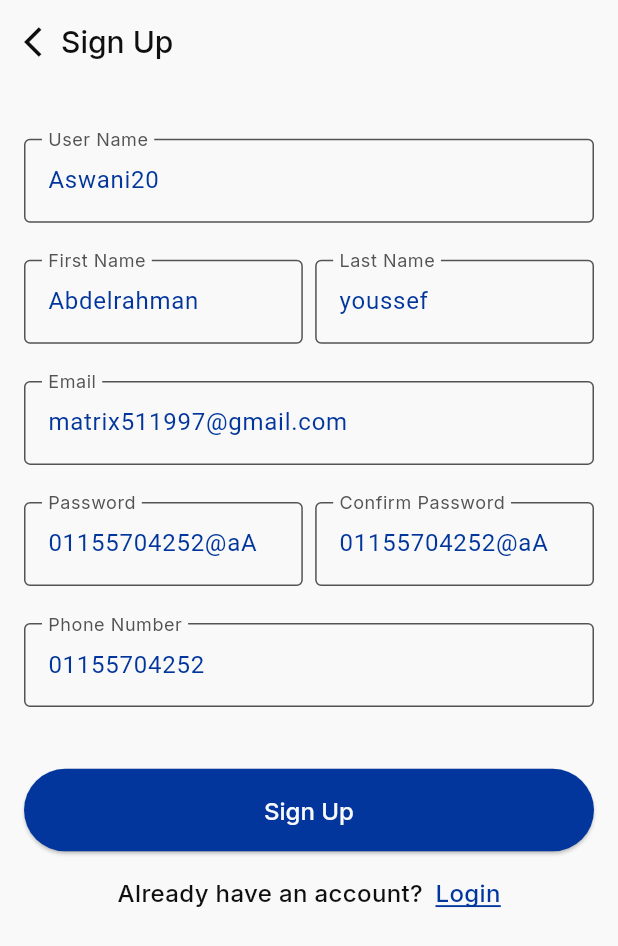
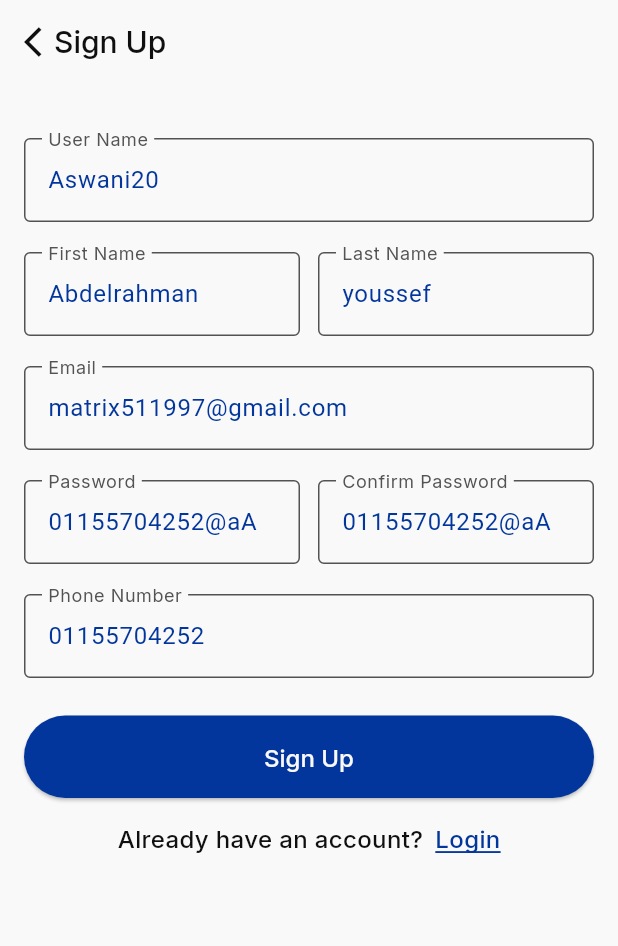
Before and after one commit to Aswani20/online_exam_app, a Flutter app: the screen it shows after launch, on a phone screen of 412 x 824 dp. Shown: the top 946 px of the screen. Run offline on Flutter 3.47's test engine with Material 3 defaults, Android fonts, the phone set to English and light mode, and no system bars; our stand-ins replace animated_text_kit, dartz, dio, flutter_bloc, get_it, google_fonts and 4 more; generated files the repository leaves out were written again.

Commit message:
remove screen height dependant

```diff
--- a/lib/project_layers/presentation_layer/authentication/signup/signup_view.dart
+++ b/lib/project_layers/presentation_layer/authentication/signup/signup_view.dart
@@ -57,7 +57,7 @@ class _SignupViewState extends State<SignupView> {
             padding: const EdgeInsets.only(left: 16.0),
             child: Icon(Icons.arrow_back_ios),
           ),
-          leadingWidth: context.width * 0.06,
+          leadingWidth: 20,
           title: Text(context.l10n.signUp, style: AppStyles.appBarTitleStyle),
         ),
         body: Padding(
@@ -66,7 +66,7 @@ class _SignupViewState extends State<SignupView> {
             padding: EdgeInsets.zero,
             child: Column(
               children: [
-                (context.height*0.02).heightBox,
+                16.heightBox,
                 Form(
                   key: viewModel.formKey,
                   child: Column(
@@ -79,7 +79,7 @@ class _SignupViewState extends State<SignupView> {
                           hintText: context.l10n.userNameHint,
                         ),
                       ),
-                      (context.height * 0.03).heightBox,
+                      20.heightBox,
                       Row(
                         children: [
                           Expanded(
@@ -92,7 +92,7 @@ class _SignupViewState extends State<SignupView> {
                               ),
                             ),
                           ),
-                          (context.width * 0.02).widthBox,
+                          12.widthBox,
                           Expanded(
                             child: TextFormField(
                               validator: (value) => AppValidators.nameValidator(value, context),
@@ -105,7 +105,7 @@ class _SignupViewState extends State<SignupView> {
                           ),
                         ],
                       ),
-                      (context.height * 0.03).heightBox,
+                      20.heightBox,
                       TextFormField(
                         validator: (value) => AppValidators.emailValidator(value, context),
                         controller: viewModel.emailController,
@@ -114,7 +114,7 @@ class _SignupViewState extends State<SignupView> {
                           hintText: context.l10n.emailHint,
                         ),
                       ),
-                      (context.height * 0.03).heightBox,
+                      20.heightBox,
                       Row(
                         children: [
                           Expanded(
@@ -127,7 +127,7 @@ class _SignupViewState extends State<SignupView> {
                               ),
                             ),
                           ),
-                          (context.width * 0.02).widthBox,
+                          12.widthBox,
                           Expanded(
                             child: TextFormField(
                               validator: (value) => AppValidators.confirmPasswordValidator(value,viewModel.passwordController,context),
@@ -140,7 +140,7 @@ class _SignupViewState extends State<SignupView> {
                           ),
                         ],
                       ),
-                      (context.height * 0.03).heightBox,
+                      20.heightBox,
                       TextFormField(
                         validator: (value) => AppValidators.phoneNumberValidator(value, context),
                         controller: viewModel.phoneNumberController,
@@ -149,7 +149,7 @@ class _SignupViewState extends State<SignupView> {
                           hintText: context.l10n.phoneNumberHint,
                         ),
                       ),
-                      (context.height * 0.05).heightBox,
+                      25.heightBox,
                       SizedBox(
                         width: context.width,
                         child: ElevatedButton(
@@ -157,7 +157,7 @@ class _SignupViewState extends State<SignupView> {
                           child: Text(context.l10n.signUp),
                         ),
                       ),
-                      (context.height * 0.02).heightBox,
+                     16.heightBox,
                       Row(
                         mainAxisAlignment: MainAxisAlignment.center,
                         children: [
@@ -165,7 +165,7 @@ class _SignupViewState extends State<SignupView> {
                             context.l10n.haveAccount,
                             style: AppStyles.mediumBlack16Style,
                           ),
-                          (context.width * 0.02).widthBox,
+                          8.widthBox,
                           GestureDetector(
                             onTap: () {
                               Navigator.pushNamed(context, AppRoutes.loginScreen);
```
